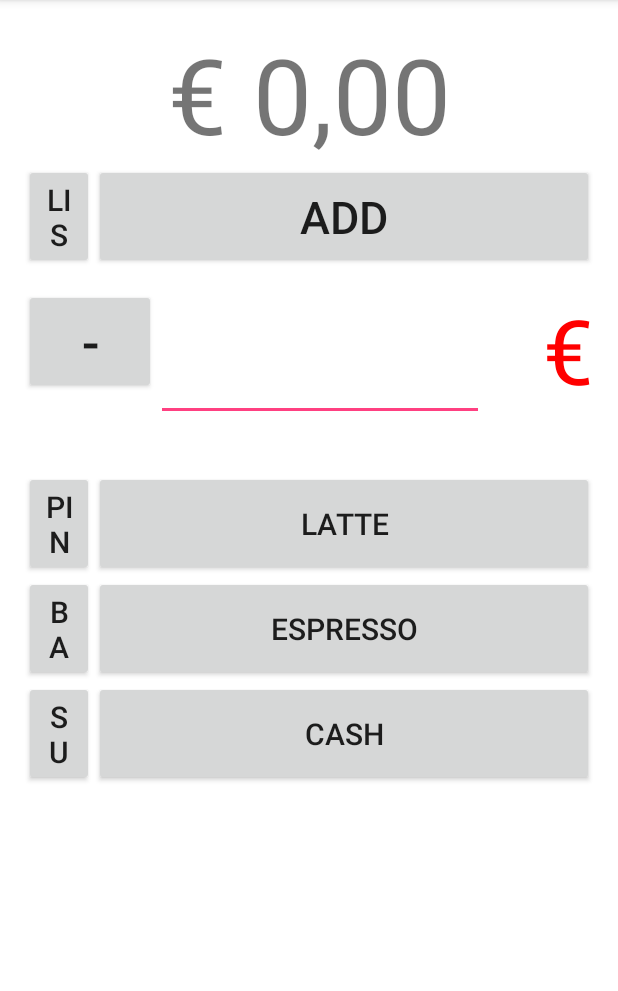
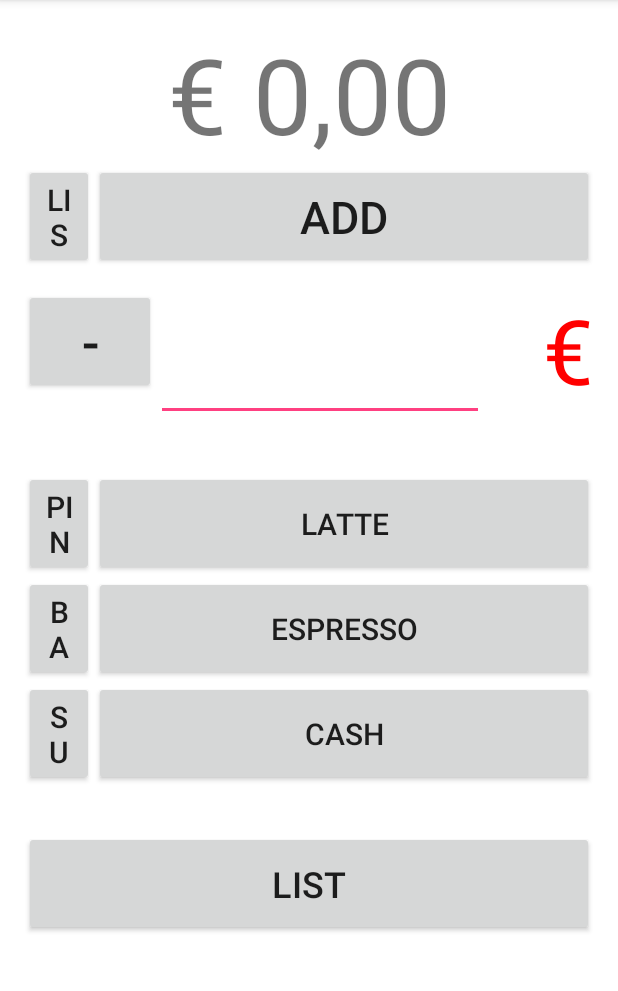
Before and after one commit to joelbarba/WLT_REG, an Android app: the screen it shows after launch (MainActivity), on a phone screen of 412 x 824 dp, the part 84-1075 px from its top. Run offline under Robolectric (Android 15) with nearby library versions, the phone set to English and light mode, and no system bars; 6 statements that could not run were skipped.

Commit message:
Added list button shortcut at the bottom

```diff
--- a/app/src/main/java/com/example/wlt_reg3/MainFragment.java
+++ b/app/src/main/java/com/example/wlt_reg3/MainFragment.java
@@ -53,6 +53,7 @@ public class MainFragment extends Fragment {
         final TextView signText = (TextView) view.findViewById(R.id.signText);
         final Button button_sign = (Button) view.findViewById(R.id.button_sign);
         final Button button_list = (Button) view.findViewById(R.id.button_list);
+        final Button button_list2 = (Button) view.findViewById(R.id.button_list2);
         final Button button_add = (Button) view.findViewById(R.id.button_add);
         final Button button_op1 = (Button) view.findViewById(R.id.button_op1);
         final Button button_op2 = (Button) view.findViewById(R.id.button_op2);
@@ -124,6 +125,12 @@ public class MainFragment extends Fragment {
                 NavHostFragment.findNavController(MainFragment.this).navigate(R.id.action_Main_to_List);
             }
         });
+        button_list2.setOnClickListener(new View.OnClickListener() {
+            @Override
+            public void onClick(View view) {
+                NavHostFragment.findNavController(MainFragment.this).navigate(R.id.action_Main_to_List);
+            }
+        });
 
         // ADD button
         button_add.setOnClickListener(new View.OnClickListener() {
--- a/app/src/main/res/layout/fragment_main.xml
+++ b/app/src/main/res/layout/fragment_main.xml
@@ -6,9 +6,7 @@
     android:layout_height="match_parent"
     tools:context=".MainFragment">
 
-    <RelativeLayout xmlns:android="http://schemas.android.com/apk/res/android"
-        xmlns:app="http://schemas.android.com/apk/res-auto"
-        xmlns:tools="http://schemas.android.com/tools"
+    <RelativeLayout
         android:layout_width="match_parent"
         android:layout_height="match_parent"
         android:paddingBottom="@dimen/activity_vertical_margin"
@@ -208,6 +206,18 @@
             android:textColor="#ff0000"
             android:gravity="center_horizontal" />
 
+        <Button
+            android:id="@+id/button_list2"
+            android:layout_width="match_parent"
+            android:layout_height="wrap_content"
+            android:layout_alignWithParentIfMissing="false"
+            android:layout_below="@id/button_op6"
+            android:layout_alignParentBottom="false"
+            android:layout_marginTop="30dp"
+            android:height="70dp"
+            android:text="LIST"
+            android:textSize="24sp" />
+
     </RelativeLayout>
 
 </androidx.constraintlayout.widget.ConstraintLayout>
```
